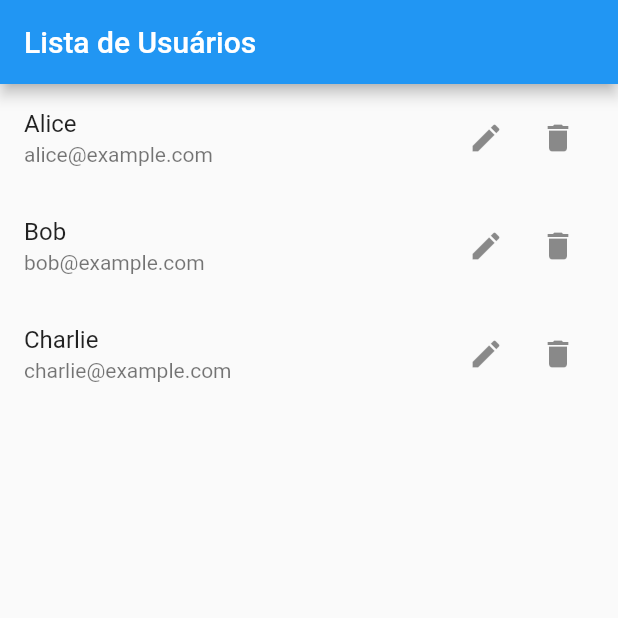
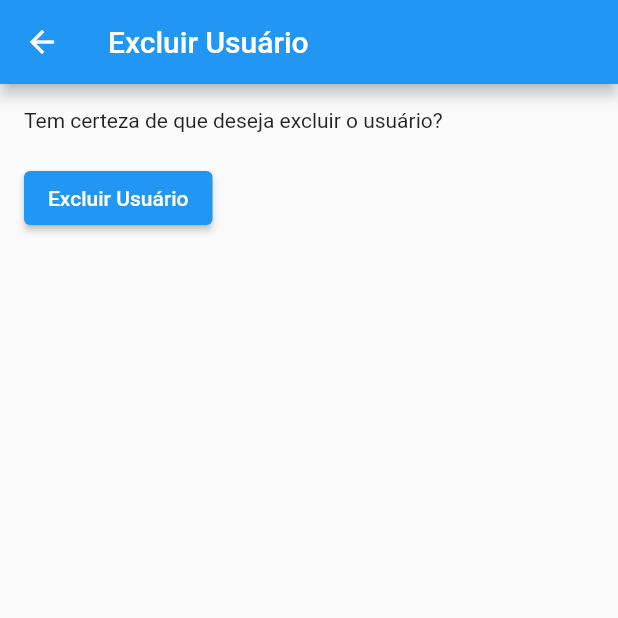
Before and after one commit to JoaoVitor2344/trab-flutter, a Flutter app: the screen it shows after launch, after a tap on the "delete" icon, on a phone screen of 412 x 824 dp, the top half of it. Run offline on Flutter 3.47's test engine with Material 2 defaults, Android fonts, the phone set to English and light mode, and no system bars.

Commit message:
Add files via upload

```diff
--- a/lib/delete_user.dart
+++ b/lib/delete_user.dart
@@ -1,35 +1,49 @@
 import 'package:flutter/material.dart';
 import 'user.dart';
+import 'user_repository.dart';
 
-class DeleteUserDialog extends StatelessWidget {
+class DeleteUser extends StatefulWidget {
   final User user;
-  final VoidCallback onDelete;
-  final VoidCallback onCancel;
+  final UserRepository userRepository;
+  final Function(User)
+      onDeleteUser; // Adicione uma função de retorno de chamada
 
-  DeleteUserDialog({
-    required this.user,
-    required this.onDelete,
-    required this.onCancel,
-  });
+  DeleteUser(
+      {required this.user,
+      required this.userRepository,
+      required this.onDeleteUser});
+
+  @override
+  _DeleteUserState createState() => _DeleteUserState();
+}
+
+class _DeleteUserState extends State<DeleteUser> {
+  void _deleteUser() {
+    widget.userRepository.removeUser(widget.user.id);
+    widget.onDeleteUser(widget.user); // Chame a função de retorno de chamada
+    Navigator.pop(context);
+  }
 
   @override
   Widget build(BuildContext context) {
-    return AlertDialog(
-      title: Text('Confirmação'),
-      content: Text('Tem certeza de que deseja excluir este usuário?'),
-      actions: <Widget>[
-        TextButton(
-          onPressed: onCancel,
-          child: Text('Cancelar'),
+    return Scaffold(
+      appBar: AppBar(
+        title: Text('Excluir Usuário'),
+      ),
+      body: Padding(
+        padding: EdgeInsets.all(16.0),
+        child: Column(
+          crossAxisAlignment: CrossAxisAlignment.start,
+          children: <Widget>[
+            Text('Tem certeza de que deseja excluir o usuário?'),
+            SizedBox(height: 20),
+            ElevatedButton(
+              onPressed: _deleteUser,
+              child: Text('Excluir Usuário'),
+            ),
+          ],
         ),
-        TextButton(
-          onPressed: () {
-            onDelete();
-            Navigator.of(context).pop();
-          },
-          child: Text('Excluir'),
-        ),
-      ],
+      ),
     );
   }
 }
--- a/lib/main.dart
+++ b/lib/main.dart
@@ -4,18 +4,18 @@ import 'user_list.dart';
 import 'user_repository.dart';
 
 void main() {
-  List<User> users = UserRepository().getUsers();
-
-  runApp(MyApp(users: users));
+  runApp(MyApp());
 }
 
 class MyApp extends StatelessWidget {
-  final List<User> users; // Altere a declaração para uma lista de usuários
-
-  const MyApp({required this.users});
+  final UserRepository userRepository = UserRepository();
+  final List<User> users = UserRepository()
+      .getUsers(); // Obtenha a lista de usuários do UserRepository
 
   @override
   Widget build(BuildContext context) {
-    return MaterialApp(home: UserList(users: users));
+    return MaterialApp(
+      home: UserList(userRepository: userRepository, users: users),
+    );
   }
 }
--- a/lib/user_list.dart
+++ b/lib/user_list.dart
@@ -1,28 +1,23 @@
 import 'package:flutter/material.dart';
 import 'user.dart';
+import 'user_repository.dart';
 import 'edit_user.dart';
+import 'delete_user.dart';
 
 class UserList extends StatefulWidget {
+  final UserRepository userRepository;
   List<User> users;
 
-  UserList({required this.users});
+  UserList({
+    required this.userRepository,
+    required this.users,
+  });
 
   @override
   _UserListState createState() => _UserListState();
 }
 
 class _UserListState extends State<UserList> {
-  void _updateUser(User updatedUser) {
-    setState(() {
-      // Encontre e substitua o usuário antigo pelo usuário atualizado
-      final index =
-          widget.users.indexWhere((user) => user.id == updatedUser.id);
-      if (index != -1) {
-        widget.users[index] = updatedUser;
-      }
-    });
-  }
-
   @override
   Widget build(BuildContext context) {
     return Scaffold(
@@ -33,6 +28,7 @@ class _UserListState extends State<UserList> {
         itemCount: widget.users.length,
         itemBuilder: (context, index) {
           final user = widget.users[index];
+
           return ListTile(
             title: Text(user.name),
             subtitle: Text(user.email),
@@ -49,7 +45,13 @@ class _UserListState extends State<UserList> {
                       ),
                     ).then((updatedUser) {
                       if (updatedUser != null) {
-                        _updateUser(updatedUser);
+                        setState(() {
+                          final index = widget.users
+                              .indexWhere((u) => u.id == updatedUser.id);
+                          if (index != -1) {
+                            widget.users[index] = updatedUser;
+                          }
+                        });
                       }
                     });
                   },
@@ -57,7 +59,21 @@ class _UserListState extends State<UserList> {
                 IconButton(
                   icon: Icon(Icons.delete),
                   onPressed: () {
-                    // Implemente a lógica de exclusão aqui
+                    Navigator.push(
+                      context,
+                      MaterialPageRoute(
+                        builder: (context) => DeleteUser(
+                          user: user,
+                          userRepository: widget.userRepository,
+                          onDeleteUser: (deletedUser) {
+                            setState(() {
+                              widget.users
+                                  .removeWhere((u) => u.id == deletedUser.id);
+                            });
+                          },
+                        ),
+                      ),
+                    );
                   },
                 ),
               ],
```
